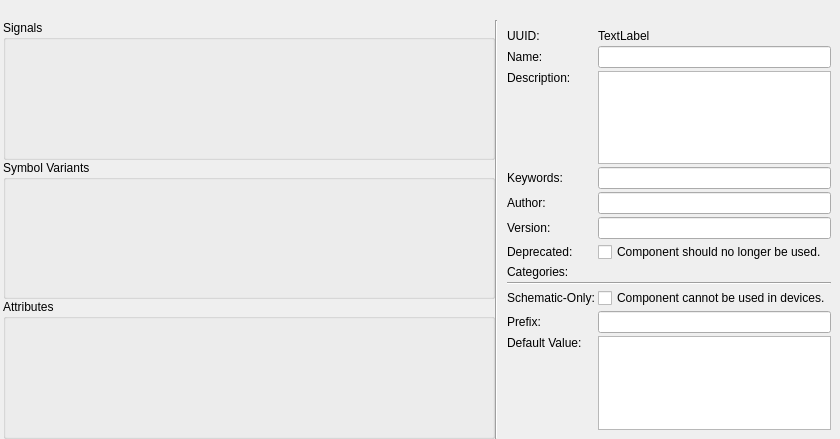
LibrePCB/LibrePCB, file libs/librepcb/libraryeditor/cmp/componenteditorwidget.ui: the form before one commit.
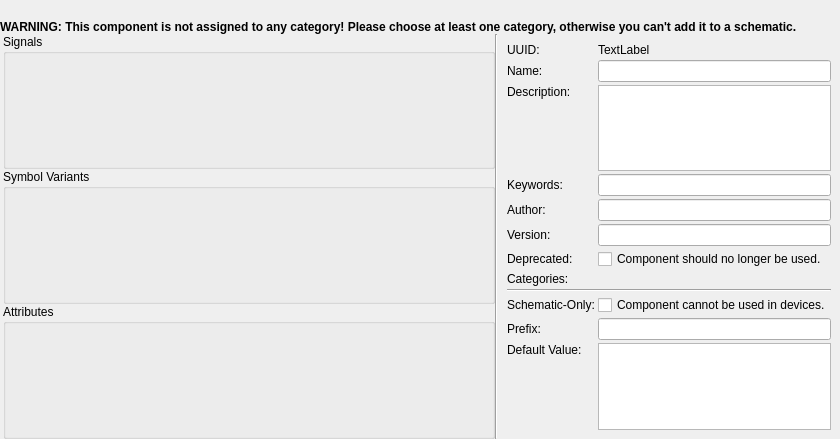
The form after the commit. Custom widgets are drawn as their Qt base class.

Commit message: LibraryEditor: Warn if element not assigned to any category

Patch:
```diff
--- a/libs/librepcb/libraryeditor/cmp/componenteditorwidget.ui
+++ b/libs/librepcb/libraryeditor/cmp/componenteditorwidget.ui
@@ -13,7 +13,7 @@
   <property name="windowTitle">
    <string>Form</string>
   </property>
-  <layout class="QVBoxLayout" name="verticalLayout" stretch="0,1">
+  <layout class="QVBoxLayout" name="verticalLayout" stretch="0,0,1">
    <property name="spacing">
     <number>0</number>
    </property>
@@ -39,6 +39,28 @@
      </property>
     </widget>
    </item>
+   <item>
+    <widget class="QLabel" name="lblWarnAboutMissingCategory">
+     <property name="font">
+      <font>
+       <weight>75</weight>
+       <bold>true</bold>
+      </font>
+     </property>
+     <property name="styleSheet">
+      <string notr="true">QLabel {background-color: rgb(255, 255, 127); color: rgb(170, 0, 0);};</string>
+     </property>
+     <property name="text">
+      <string>&lt;html&gt;&lt;head/&gt;&lt;body&gt;&lt;p&gt;WARNING: This component is not assigned to any category! Please choose at least one category, otherwise you can't add it to a schematic.&lt;/p&gt;&lt;/body&gt;&lt;/html&gt;</string>
+     </property>
+     <property name="wordWrap">
+      <bool>true</bool>
+     </property>
+     <property name="margin">
+      <number>10</number>
+     </property>
+    </widget>
+   </item>
    <item>
     <layout class="QHBoxLayout" name="horizontalLayout_2" stretch="2,0,1">
      <property name="spacing">
```
The commit also changes 7 other files.
